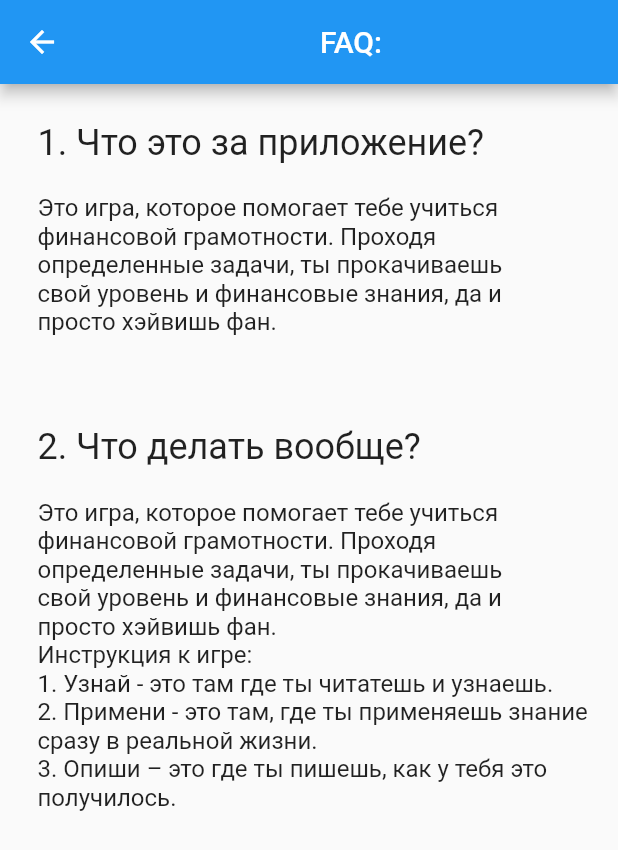
After one commit to Sypexx/dollar, a Flutter app: the FAQPage screen opened directly, on a phone screen of 412 x 824 dp. The commit adds this screen. Shown: the top 850 px of the screen. Run offline on Flutter 3.47's test engine with Material 2 defaults, Android fonts, the phone set to English and light mode, and no system bars; our stand-ins replace chewie, flutter_svg, video_player.

Commit message:
Вход рега и фак
лалала

```diff
--- a/lib/game/levelselect.dart
+++ b/lib/game/levelselect.dart
@@ -29,8 +29,8 @@ class _LevelSelectState extends State<LevelSelect> {
               children: <Widget>[
                 Levelcard(1, widget.checklvl),
                 Levelcard(2, widget.checklvl),
-                Levelcard(3, widget.checklvl),
-                Levelcard(4, widget.checklvl),
+                //Levelcard(3, widget.checklvl),
+                //Levelcard(4, widget.checklvl),
                 // Levelcard(5, widget.checklvl),
                 // Levelcard(6, widget.checklvl),
                 // Levelcard(7, widget.checklvl),
--- /dev/null
+++ b/lib/mainapp/drawer/profile.dart
@@ -0,0 +1,79 @@
+import 'package:flutter/material.dart';
+
+class FAQPage extends StatefulWidget {
+  @override
+  _FAQPageState createState() => _FAQPageState();
+}
+
+class _FAQPageState extends State<FAQPage> {
+  @override
+  Widget build(BuildContext context) {
+    return Scaffold(
+      appBar: AppBar(
+          title: Center(
+        child: Text('FAQ:'),
+      )),
+      body: Column(
+        crossAxisAlignment: CrossAxisAlignment.start,
+        children: <Widget>[
+          Container(
+            margin: EdgeInsets.fromLTRB(25, 25, 0, 0),
+            child: Text(
+              '1. Что это за приложение?',
+              style: TextStyle(fontSize: 24),
+            ),
+          ),
+          Container(
+            margin: EdgeInsets.fromLTRB(25, 20, 40, 0),
+            child: Text(
+              'Это игра, которое помогает тебе учиться финансовой грамотности. Проходя определенные задачи, ты прокачиваешь свой уровень и финансовые знания, да и просто хэйвишь фан.',
+              style: TextStyle(fontSize: 16),
+            ),
+          ),
+          Container(
+            margin: EdgeInsets.fromLTRB(25, 60, 0, 0),
+            child: Text(
+              '2. Что делать вообще?',
+              style: TextStyle(fontSize: 24),
+            ),
+          ),
+          Container(
+            margin: EdgeInsets.fromLTRB(25, 20, 40, 0),
+            child: Text(
+              'Это игра, которое помогает тебе учиться финансовой грамотности. Проходя определенные задачи, ты прокачиваешь свой уровень и финансовые знания, да и просто хэйвишь фан.',
+              style: TextStyle(fontSize: 16),
+            ),
+          ),
+          Container(
+            margin: EdgeInsets.fromLTRB(25, 0, 0, 0),
+            child: Text(
+              'Инструкция к игре:',
+              style: TextStyle(fontSize: 16),
+            ),
+          ),
+          Container(
+            margin: EdgeInsets.fromLTRB(25, 0, 0, 0),
+            child: Text(
+              '1. Узнай - это там где ты читатешь и узнаешь.',
+              style: TextStyle(fontSize: 16),
+            ),
+          ),
+          Container(
+            margin: EdgeInsets.fromLTRB(25, 0, 0, 0),
+            child: Text(
+              '2. Примени - это там, где ты применяешь знание сразу в реальной жизни.',
+              style: TextStyle(fontSize: 16),
+            ),
+          ),
+          Container(
+            margin: EdgeInsets.fromLTRB(25, 0, 0, 0),
+            child: Text(
+              '3. Опиши – это где ты пишешь, как у тебя это получилось.',
+              style: TextStyle(fontSize: 16),
+            ),
+          ),
+        ],
+      ),
+    );
+  }
+}
--- a/lib/networking/url.dart
+++ /dev/null
@@ -1,2 +0,0 @@
-const kSignInURL = 'https://tutycashapi.herokuapp.com/users/login';
-const kSignUpURL = 'https://tutycashapi.herokuapp.com/users';
--- a/pubspec.yaml
+++ b/pubspec.yaml
@@ -9,6 +9,7 @@ environment:
 dependencies:
   flutter:
     sdk: flutter
+  http: ^0.12.2
   provider: ^4.3.1
   google_fonts: ^1.1.0
   video_player: ^0.10.11+2
```
Also changed, not shown: lib/game/levelpage.dart (+2 -35 lines), lib/mainapp/menupage.dart (+9 -2 lines), lib/reg_page/logpage.dart (+53 -8 lines), lib/reg_page/regpage.dart (+62 -14 lines), pubspec.lock.
